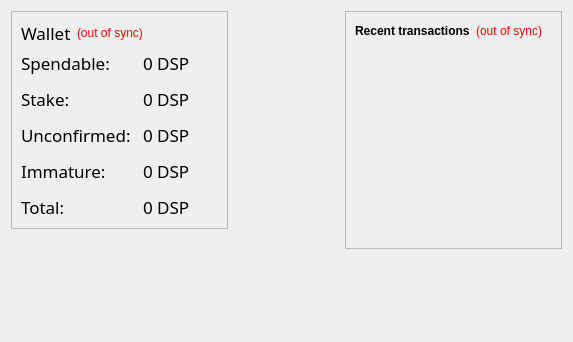
First picture: the form in src/qt/forms/overviewpage.ui, repository dspcrypto/dspcoin, before the edit.
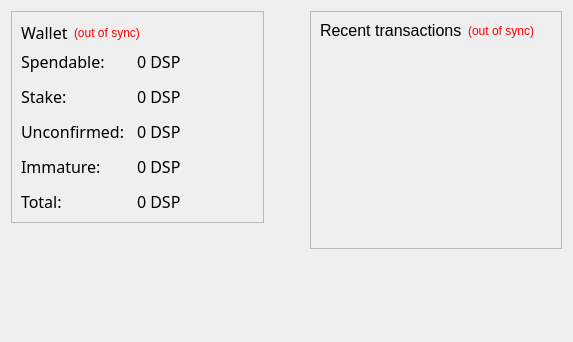
Second picture: the form after the edit.

Commit message: cosmetic change to windows desktop wallet

The edit to the form file:
```diff
--- a/src/qt/forms/overviewpage.ui
+++ b/src/qt/forms/overviewpage.ui
@@ -477,7 +477,7 @@
             <property name="font">
              <font>
               <family>Arial Rounded MT Bold</family>
-              <pointsize>13</pointsize>
+              <pointsize>10</pointsize>
               <weight>50</weight>
               <italic>false</italic>
               <bold>false</bold>
@@ -487,7 +487,7 @@
              <string notr="true">color: rgb(0, 0, 0);</string>
             </property>
             <property name="text">
-             <string>Wallet</string>
+             <string>&lt;html&gt;&lt;head/&gt;&lt;body&gt;&lt;p&gt;&lt;span style=&quot; font-size:12pt;&quot;&gt;Wallet&lt;/span&gt;&lt;/p&gt;&lt;/body&gt;&lt;/html&gt;</string>
             </property>
            </widget>
           </item>
@@ -980,7 +980,7 @@
             <property name="font">
              <font>
               <family>Arial Rounded MT Bold</family>
-              <pointsize>13</pointsize>
+              <pointsize>10</pointsize>
               <weight>50</weight>
               <italic>false</italic>
               <bold>false</bold>
@@ -990,7 +990,7 @@
              <string notr="true">color: rgb(0, 0, 0);</string>
             </property>
             <property name="text">
-             <string>Spendable:</string>
+             <string>&lt;html&gt;&lt;head/&gt;&lt;body&gt;&lt;p&gt;&lt;span style=&quot; font-size:12pt;&quot;&gt;Spendable:&lt;/span&gt;&lt;/p&gt;&lt;/body&gt;&lt;/html&gt;</string>
             </property>
            </widget>
           </item>
@@ -1441,7 +1441,7 @@
             <property name="font">
              <font>
               <family>Arial Rounded MT Bold</family>
-              <pointsize>13</pointsize>
+              <pointsize>10</pointsize>
               <weight>50</weight>
               <italic>false</italic>
               <bold>false</bold>
@@ -1457,7 +1457,7 @@
              <string notr="true">color: rgb(0, 0, 0);</string>
             </property>
             <property name="text">
-             <string notr="true">&lt;html&gt;&lt;head/&gt;&lt;body&gt;&lt;p&gt;0 DSP&lt;/p&gt;&lt;/body&gt;&lt;/html&gt;</string>
+             <string notr="true">&lt;html&gt;&lt;head/&gt;&lt;body&gt;&lt;p&gt;&lt;span style=&quot; font-size:12pt;&quot;&gt;0 DSP&lt;/span&gt;&lt;/p&gt;&lt;/body&gt;&lt;/html&gt;</string>
             </property>
             <property name="textInteractionFlags">
              <set>Qt::LinksAccessibleByMouse|Qt::TextSelectableByKeyboard|Qt::TextSelectableByMouse</set>
@@ -1911,7 +1911,7 @@
             <property name="font">
              <font>
               <family>Arial Rounded MT Bold</family>
-              <pointsize>13</pointsize>
+              <pointsize>10</pointsize>
               <weight>50</weight>
               <italic>false</italic>
               <bold>false</bold>
@@ -1921,7 +1921,7 @@
              <string notr="true">color: rgb(0, 0, 0);</string>
             </property>
             <property name="text">
-             <string>Stake:</string>
+             <string>&lt;html&gt;&lt;head/&gt;&lt;body&gt;&lt;p&gt;&lt;span style=&quot; font-size:12pt;&quot;&gt;Stake:&lt;/span&gt;&lt;/p&gt;&lt;/body&gt;&lt;/html&gt;</string>
             </property>
            </widget>
           </item>
@@ -2372,7 +2372,7 @@
             <property name="font">
              <font>
               <family>Arial Rounded MT Bold</family>
-              <pointsize>13</pointsize>
+              <pointsize>10</pointsize>
               <weight>50</weight>
               <italic>false</italic>
               <bold>false</bold>
@@ -2388,7 +2388,7 @@
              <string notr="true">color: rgb(0, 0, 0);</string>
             </property>
             <property name="text">
-             <string notr="true">&lt;html&gt;&lt;head/&gt;&lt;body&gt;&lt;p&gt;0 DSP&lt;/p&gt;&lt;/body&gt;&lt;/html&gt;</string>
+             <string notr="true">&lt;html&gt;&lt;head/&gt;&lt;body&gt;&lt;p&gt;&lt;span style=&quot; font-size:12pt;&quot;&gt;0 DSP&lt;/span&gt;&lt;/p&gt;&lt;/body&gt;&lt;/html&gt;</string>
             </property>
             <property name="textInteractionFlags">
              <set>Qt::LinksAccessibleByMouse|Qt::TextSelectableByKeyboard|Qt::TextSelectableByMouse</set>
@@ -2842,7 +2842,7 @@
             <property name="font">
              <font>
               <family>Arial Rounded MT Bold</family>
-              <pointsize>13</pointsize>
+              <pointsize>10</pointsize>
               <weight>50</weight>
               <italic>false</italic>
               <bold>false</bold>
@@ -2852,7 +2852,7 @@
              <string notr="true">color: rgb(0, 0, 0);</string>
             </property>
             <property name="text">
-             <string>Unconfirmed:</string>
+             <string>&lt;html&gt;&lt;head/&gt;&lt;body&gt;&lt;p&gt;&lt;span style=&quot; font-size:12pt;&quot;&gt;Unconfirmed:&lt;/span&gt;&lt;/p&gt;&lt;/body&gt;&lt;/html&gt;</string>
             </property>
            </widget>
           </item>
@@ -3303,7 +3303,7 @@
             <property name="font">
              <font>
               <family>Arial Rounded MT Bold</family>
-              <pointsize>13</pointsize>
+              <pointsize>10</pointsize>
               <weight>50</weight>
               <italic>false</italic>
               <bold>false</bold>
@@ -3319,7 +3319,7 @@
              <string notr="true">color: rgb(0, 0, 0);</string>
             </property>
             <property name="text">
-             <string notr="true">&lt;html&gt;&lt;head/&gt;&lt;body&gt;&lt;p&gt;0 DSP&lt;/p&gt;&lt;/body&gt;&lt;/html&gt;</string>
+             <string notr="true">&lt;html&gt;&lt;head/&gt;&lt;body&gt;&lt;p&gt;&lt;span style=&quot; font-size:12pt;&quot;&gt;0 DSP&lt;/span&gt;&lt;/p&gt;&lt;/body&gt;&lt;/html&gt;</string>
             </property>
             <property name="textInteractionFlags">
              <set>Qt::LinksAccessibleByMouse|Qt::TextSelectableByKeyboard|Qt::TextSelectableByMouse</set>
@@ -3773,7 +3773,7 @@
             <property name="font">
              <font>
               <family>Arial Rounded MT Bold</family>
-              <pointsize>13</pointsize>
+              <pointsize>10</pointsize>
               <weight>50</weight>
               <italic>false</italic>
               <bold>false</bold>
@@ -3783,7 +3783,7 @@
              <string notr="true">color: rgb(0, 0, 0);</string>
             </property>
             <property name="text">
-             <string>Immature:</string>
+             <string>&lt;html&gt;&lt;head/&gt;&lt;body&gt;&lt;p&gt;&lt;span style=&quot; font-size:12pt;&quot;&gt;Immature:&lt;/span&gt;&lt;/p&gt;&lt;/body&gt;&lt;/html&gt;</string>
             </property>
            </widget>
           </item>
@@ -4234,7 +4234,7 @@
             <property name="font">
              <font>
               <family>Arial Rounded MT Bold</family>
-              <pointsize>13</pointsize>
+              <pointsize>10</pointsize>
               <weight>50</weight>
               <italic>false</italic>
               <bold>false</bold>
@@ -4247,7 +4247,7 @@
              <string notr="true">color: rgb(0, 0, 0);</string>
             </property>
             <property name="text">
-             <string notr="true">&lt;html&gt;&lt;head/&gt;&lt;body&gt;&lt;p&gt;0 DSP&lt;/p&gt;&lt;/body&gt;&lt;/html&gt;</string>
+             <string notr="true">&lt;html&gt;&lt;head/&gt;&lt;body&gt;&lt;p&gt;&lt;span style=&quot; font-size:12pt;&quot;&gt;0 DSP&lt;/span&gt;&lt;/p&gt;&lt;/body&gt;&lt;/html&gt;</string>
             </property>
             <property name="textInteractionFlags">
              <set>Qt::LinksAccessibleByMouse|Qt::TextSelectableByKeyboard|Qt::TextSelectableByMouse</set>
@@ -4701,7 +4701,7 @@
             <property name="font">
              <font>
               <family>Arial Rounded MT Bold</family>
-              <pointsize>13</pointsize>
+              <pointsize>10</pointsize>
               <weight>50</weight>
               <italic>false</italic>
               <bold>false</bold>
@@ -4711,7 +4711,7 @@
              <string notr="true">color: rgb(0, 0, 0);</string>
             </property>
             <property name="text">
-             <string>Total:</string>
+             <string>&lt;html&gt;&lt;head/&gt;&lt;body&gt;&lt;p&gt;&lt;span style=&quot; font-size:12pt;&quot;&gt;Total:&lt;/span&gt;&lt;/p&gt;&lt;/body&gt;&lt;/html&gt;</string>
             </property>
            </widget>
           </item>
@@ -5162,7 +5162,7 @@
             <property name="font">
              <font>
               <family>Arial Rounded MT Bold</family>
-              <pointsize>13</pointsize>
+              <pointsize>10</pointsize>
               <weight>50</weight>
               <italic>false</italic>
               <bold>false</bold>
@@ -5178,7 +5178,7 @@
              <string notr="true">color: rgb(0, 0, 0);</string>
             </property>
             <property name="text">
-             <string notr="true">&lt;html&gt;&lt;head/&gt;&lt;body&gt;&lt;p&gt;0 DSP&lt;/p&gt;&lt;/body&gt;&lt;/html&gt;</string>
+             <string notr="true">&lt;html&gt;&lt;head/&gt;&lt;body&gt;&lt;p&gt;&lt;span style=&quot; font-size:12pt;&quot;&gt;0 DSP&lt;/span&gt;&lt;/p&gt;&lt;/body&gt;&lt;/html&gt;</string>
             </property>
             <property name="textInteractionFlags">
              <set>Qt::LinksAccessibleByMouse|Qt::TextSelectableByKeyboard|Qt::TextSelectableByMouse</set>
@@ -5210,9 +5210,12 @@
      <property name="orientation">
       <enum>Qt::Horizontal</enum>
      </property>
+     <property name="sizeType">
+      <enum>QSizePolicy::Fixed</enum>
+     </property>
      <property name="sizeHint" stdset="0">
       <size>
-       <width>111</width>
+       <width>40</width>
        <height>20</height>
       </size>
      </property>
@@ -5679,7 +5682,7 @@
              <string notr="true">color: rgb(0, 0, 0);</string>
             </property>
             <property name="text">
-             <string>&lt;b&gt;Recent transactions&lt;/b&gt;</string>
+             <string>&lt;html&gt;&lt;head/&gt;&lt;body&gt;&lt;p&gt;&lt;span style=&quot; font-size:12pt;&quot;&gt;Recent transactions&lt;/span&gt;&lt;/p&gt;&lt;/body&gt;&lt;/html&gt;</string>
             </property>
            </widget>
           </item>
@@ -6185,6 +6188,15 @@
             </disabled>
            </palette>
           </property>
+          <property name="font">
+           <font>
+            <family>Arial Rounded MT Bold</family>
+            <pointsize>10</pointsize>
+            <weight>50</weight>
+            <italic>false</italic>
+            <bold>false</bold>
+           </font>
+          </property>
           <property name="styleSheet">
            <string notr="true">QListView { background: transparent; rgb(0, 0, 0) }</string>
           </property>
```
Left out of the diff: 2 changed lines with no effect on the pictures. The commit also changes 2 other files.
